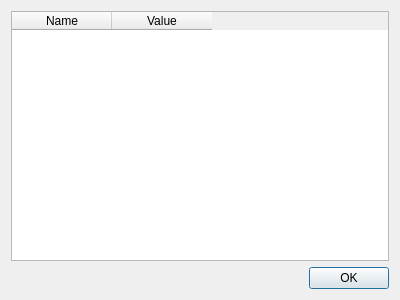
This is Source/Application/Dialogs/DialogJoystickDetails.ui in knight666/pitstop as Qt 5 draws it before an edit. The edited form follows.
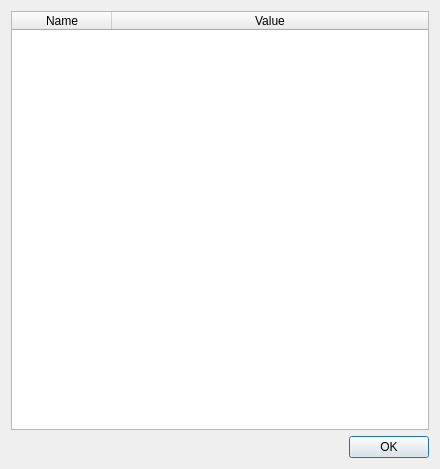
This is the edited form.

Commit message: Joystick details dialog displays properties of the linked joystick.

What changed in the file:
```diff
--- a/Source/Application/Dialogs/DialogJoystickDetails.ui
+++ b/Source/Application/Dialogs/DialogJoystickDetails.ui
@@ -6,8 +6,8 @@
    <rect>
     <x>0</x>
     <y>0</y>
-    <width>400</width>
-    <height>300</height>
+    <width>440</width>
+    <height>469</height>
    </rect>
   </property>
   <property name="windowTitle">
@@ -16,6 +16,24 @@
   <layout class="QGridLayout" name="gridLayout">
    <item row="0" column="0">
     <widget class="QTableWidget" name="tblProperties">
+     <property name="editTriggers">
+      <set>QAbstractItemView::NoEditTriggers</set>
+     </property>
+     <property name="alternatingRowColors">
+      <bool>true</bool>
+     </property>
+     <property name="rowCount">
+      <number>0</number>
+     </property>
+     <attribute name="horizontalHeaderDefaultSectionSize">
+      <number>100</number>
+     </attribute>
+     <attribute name="horizontalHeaderStretchLastSection">
+      <bool>true</bool>
+     </attribute>
+     <attribute name="verticalHeaderVisible">
+      <bool>false</bool>
+     </attribute>
      <column>
       <property name="text">
        <string>Name</string>
```
The commit also changes 5 other files.
